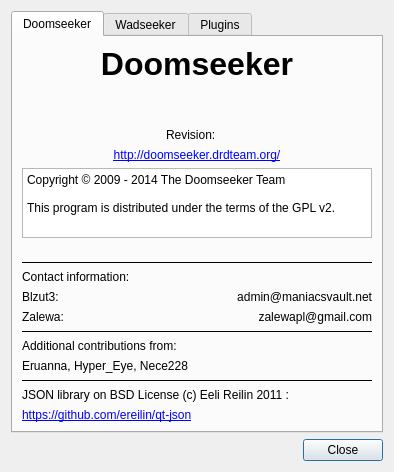
Before: the Qt Designer form src/core/gui/aboutdialog.ui in Destroyerrrocket/doomseeker-unofficial, drawn with Qt 5.
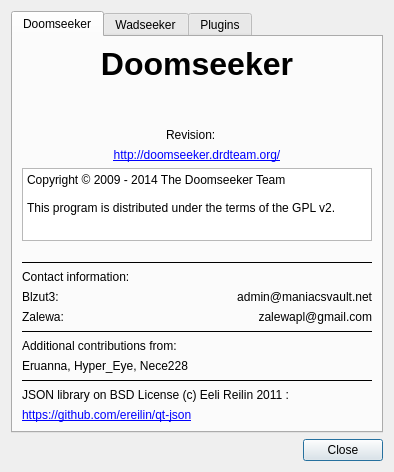
After: the same form once the commit is applied.

Commit message: - Change Wadseeker shortcut to Ctrl+Alt+W since Ctrl+W/Command+W is typically used to close a window.  (Although on OS X it seems like that’s up to the app to implement.) - Fixed: Don’t wrap server details text edits in a scroll view since it causes double scrolling and glitches on OS X.

Diff of the .ui file:
```diff
--- a/src/core/gui/aboutdialog.ui
+++ b/src/core/gui/aboutdialog.ui
@@ -159,9 +159,12 @@
          <property name="maximumSize">
           <size>
            <width>16777215</width>
-           <height>80</height>
+           <height>100</height>
           </size>
          </property>
+         <property name="verticalScrollBarPolicy">
+          <enum>Qt::ScrollBarAlwaysOff</enum>
+         </property>
          <property name="readOnly">
           <bool>true</bool>
          </property>
```
The commit also changes 3 other files.
